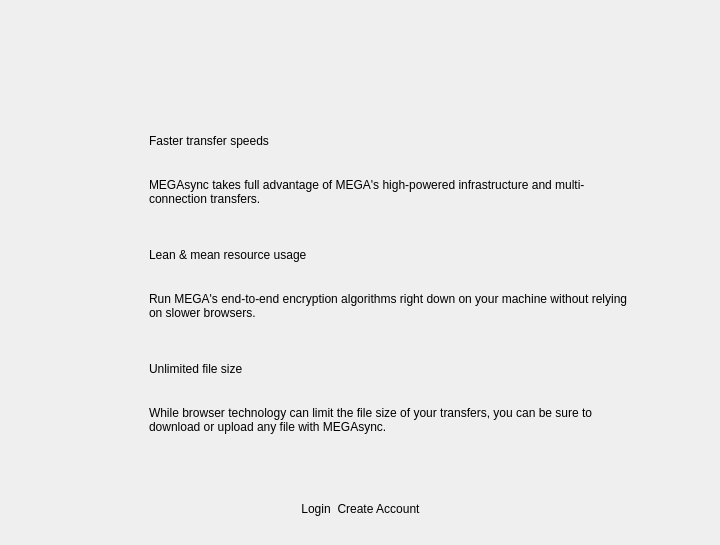
First picture: the form in src/MEGASync/gui/linux/InfoWizard.ui, repository meganz/MEGAsync, before the edit.
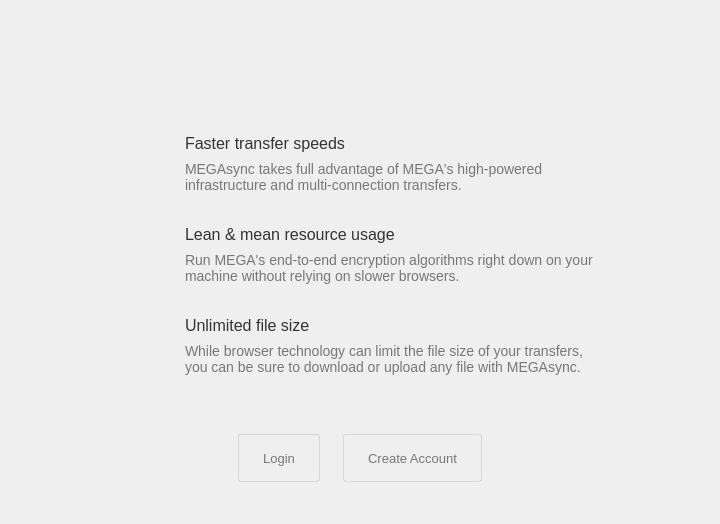
Second picture: the form after the edit. The open tabs and pages were chosen to show the change. Icons and pictures are not drawn.

Commit message: Fixed the compilation on Windows and Linux

Patch:
```diff
--- a/src/MEGASync/gui/linux/InfoWizard.ui
+++ b/src/MEGASync/gui/linux/InfoWizard.ui
@@ -7,110 +7,72 @@
     <x>0</x>
     <y>0</y>
     <width>720</width>
-    <height>545</height>
+    <height>524</height>
    </rect>
   </property>
   <property name="minimumSize">
    <size>
     <width>720</width>
-    <height>545</height>
+    <height>524</height>
    </size>
   </property>
   <property name="maximumSize">
    <size>
     <width>720</width>
-    <height>800</height>
+    <height>524</height>
    </size>
   </property>
   <property name="windowTitle">
-   <string>Dialog</string>
+   <string>You are not logged in</string>
+  </property>
+  <property name="autoFillBackground">
+   <bool>false</bool>
   </property>
   <property name="styleSheet">
    <string notr="true">QPushButton
 {
 	border: none;
-}</string>
+	background: transparent;
+}
+
+#bLogin, #bCreateAccount
+{
+  font-family: HelveticaNeue;
+  font-size: 13px;
+  padding-left: 24px;
+  padding-right: 24px;
+  color: #777777;
+  border-radius: 3px;
+  border: 1px solid;
+  border-color: rgba(0, 0, 0, 0.1);
+  background-color: #f2f2f2;
+}
+
+#lMegasync
+{
+  color: #d90007;
+}
+
+#lResUsage, #lTransferSpeed, #lUnlimitedSize
+{
+  font-family: HelveticaNeue;
+  font-size: 16px;
+  color: #333333;
+}
+
+#lResUsageDesc, #lTransferSpeedDesc, #lUnlimitedSizeDesc
+{
+  font-family: HelveticaNeue;
+  font-size: 14px;
+  color: #777777;
+}
+
+</string>
   </property>
-  <widget class="QWidget" name="wButtons" native="true">
-   <property name="geometry">
-    <rect>
-     <x>12</x>
-     <y>486</y>
-     <width>696</width>
-     <height>47</height>
-    </rect>
-   </property>
-   <layout class="QHBoxLayout" name="horizontalLayout">
-    <property name="leftMargin">
+  <layout class="QVBoxLayout" name="verticalLayout">
+   <property name="spacing">
      <number>0</number>
     </property>
-    <property name="rightMargin">
-     <number>0</number>
-    </property>
-    <item>
-     <spacer name="leftSpacer">
-      <property name="orientation">
-       <enum>Qt::Horizontal</enum>
-      </property>
-      <property name="sizeHint" stdset="0">
-       <size>
-        <width>270</width>
-        <height>20</height>
-       </size>
-      </property>
-     </spacer>
-    </item>
-    <item>
-     <widget class="QPushButton" name="bLogin">
-      <property name="text">
-       <string>Login</string>
-      </property>
-     </widget>
-    </item>
-    <item>
-     <widget class="QPushButton" name="bCreateAccount">
-      <property name="text">
-       <string>Create Account</string>
-      </property>
-     </widget>
-    </item>
-    <item>
-     <spacer name="rightSpacer">
-      <property name="orientation">
-       <enum>Qt::Horizontal</enum>
-      </property>
-      <property name="sizeHint" stdset="0">
-       <size>
-        <width>270</width>
-        <height>20</height>
-       </size>
-      </property>
-     </spacer>
-    </item>
-   </layout>
-  </widget>
-  <widget class="QWidget" name="widget" native="true">
-   <property name="geometry">
-    <rect>
-     <x>12</x>
-     <y>461</y>
-     <width>696</width>
-     <height>25</height>
-    </rect>
-   </property>
-   <property name="minimumSize">
-    <size>
-     <width>0</width>
-     <height>25</height>
-    </size>
-   </property>
-   <property name="maximumSize">
-    <size>
-     <width>16777215</width>
-     <height>25</height>
-    </size>
-   </property>
-   <layout class="QHBoxLayout" name="horizontalLayout_4">
     <property name="leftMargin">
      <number>0</number>
     </property>
@@ -121,123 +83,43 @@
      <number>0</number>
     </property>
     <property name="bottomMargin">
-     <number>0</number>
+    <number>12</number>
     </property>
     <item>
-     <spacer name="horizontalSpacer">
-      <property name="orientation">
-       <enum>Qt::Horizontal</enum>
-      </property>
-      <property name="sizeHint" stdset="0">
-       <size>
-        <width>313</width>
-        <height>10</height>
-       </size>
-      </property>
-     </spacer>
-    </item>
-    <item>
-     <widget class="QPushButton" name="bFirstBullet">
-      <property name="minimumSize">
-       <size>
-        <width>15</width>
-        <height>15</height>
-       </size>
-      </property>
-      <property name="maximumSize">
-       <size>
-        <width>15</width>
-        <height>15</height>
-       </size>
-      </property>
-      <property name="text">
-       <string/>
-      </property>
-      <property name="icon">
-       <iconset resource="Resources_linux.qrc">
-        <normaloff>:/images/empty_dot.png</normaloff>:/images/empty_dot.png</iconset>
-      </property>
-     </widget>
-    </item>
-    <item>
-     <widget class="QPushButton" name="bSecondBullet">
-      <property name="minimumSize">
-       <size>
-        <width>15</width>
-        <height>15</height>
-       </size>
-      </property>
-      <property name="maximumSize">
-       <size>
-        <width>15</width>
-        <height>15</height>
-       </size>
-      </property>
-      <property name="text">
-       <string/>
-      </property>
-      <property name="icon">
-       <iconset resource="Resources_linux.qrc">
-        <normaloff>:/images/empty_dot.png</normaloff>:/images/empty_dot.png</iconset>
-      </property>
-     </widget>
-    </item>
-    <item>
-     <widget class="QPushButton" name="bThirdBullet">
-      <property name="minimumSize">
-       <size>
-        <width>15</width>
-        <height>15</height>
-       </size>
-      </property>
-      <property name="maximumSize">
-       <size>
-        <width>15</width>
-        <height>15</height>
-       </size>
-      </property>
-      <property name="text">
-       <string/>
-      </property>
-      <property name="icon">
-       <iconset resource="Resources_linux.qrc">
-        <normaloff>:/images/empty_dot.png</normaloff>:/images/empty_dot.png</iconset>
-      </property>
-     </widget>
-    </item>
-    <item>
-     <spacer name="horizontalSpacer_2">
-      <property name="orientation">
-       <enum>Qt::Horizontal</enum>
-      </property>
-      <property name="sizeHint" stdset="0">
-       <size>
-        <width>312</width>
-        <height>10</height>
-       </size>
-      </property>
-     </spacer>
-    </item>
-   </layout>
-  </widget>
-  <widget class="QWidget" name="">
-   <property name="geometry">
-    <rect>
-     <x>12</x>
-     <y>9</y>
-     <width>696</width>
-     <height>442</height>
-    </rect>
+    <widget class="QWidget" name="wInfo" native="true">
+     <property name="styleSheet">
+      <string notr="true">background: transparent;</string>
    </property>
    <layout class="QHBoxLayout" name="horizontalLayout_2">
+      <property name="spacing">
+       <number>35</number>
+      </property>
+      <property name="topMargin">
+       <number>0</number>
+      </property>
+      <property name="bottomMargin">
+       <number>0</number>
+      </property>
+      <item>
+       <widget class="QWidget" name="wLeftArrow" native="true">
+        <layout class="QHBoxLayout" name="horizontalLayout_11">
+         <property name="spacing">
+          <number>0</number>
+         </property>
     <property name="leftMargin">
-     <number>10</number>
+          <number>20</number>
+         </property>
+         <property name="topMargin">
+          <number>85</number>
     </property>
     <property name="rightMargin">
-     <number>10</number>
+          <number>0</number>
+         </property>
+         <property name="bottomMargin">
+          <number>0</number>
     </property>
     <item>
-     <widget class="QPushButton" name="leftArrow">
+          <widget class="QPushButton" name="bLeftArrow">
       <property name="minimumSize">
        <size>
         <width>48</width>
@@ -250,11 +132,15 @@
         <height>48</height>
        </size>
       </property>
+           <property name="styleSheet">
+            <string notr="true">border: none;
+background: transparent;</string>
+           </property>
       <property name="text">
        <string/>
       </property>
       <property name="icon">
-       <iconset resource="Resources_linux.qrc">
+            <iconset resource="../Resources_macx.qrc">
         <normaloff>:/images/left_arrow.png</normaloff>:/images/left_arrow.png</iconset>
       </property>
       <property name="iconSize">
@@ -265,8 +151,14 @@
       </property>
      </widget>
     </item>
+        </layout>
+       </widget>
+      </item>
     <item>
      <widget class="QStackedWidget" name="sPages">
+        <property name="styleSheet">
+         <string notr="true">background: transparent;</string>
+        </property>
       <property name="currentIndex">
        <number>0</number>
       </property>
@@ -321,7 +213,7 @@
             <number>0</number>
            </property>
            <item>
-            <widget class="QLabel" name="label">
+              <widget class="QLabel" name="lMegasync">
              <property name="sizePolicy">
               <sizepolicy hsizetype="Preferred" vsizetype="Preferred">
                <horstretch>0</horstretch>
@@ -334,7 +226,7 @@
             </widget>
            </item>
            <item>
-            <widget class="QLabel" name="label_2">
+              <widget class="QLabel" name="lMegasyncDesc">
              <property name="sizePolicy">
               <sizepolicy hsizetype="Expanding" vsizetype="Preferred">
                <horstretch>0</horstretch>
@@ -354,6 +246,9 @@
         </item>
         <item>
          <widget class="QWidget" name="wBody" native="true">
+            <property name="styleSheet">
+             <string notr="true"/>
+            </property>
           <layout class="QHBoxLayout" name="horizontalLayout_9">
            <property name="spacing">
             <number>0</number>
@@ -362,7 +257,7 @@
             <number>0</number>
            </property>
            <property name="topMargin">
-            <number>62</number>
+              <number>49</number>
            </property>
            <property name="rightMargin">
             <number>0</number>
@@ -384,11 +279,15 @@
                <height>322</height>
               </size>
              </property>
+               <property name="styleSheet">
+                <string notr="true">border: none;
+background: transparent;</string>
+               </property>
              <property name="text">
               <string/>
              </property>
              <property name="icon">
-              <iconset resource="Resources_linux.qrc">
+                <iconset resource="../Resources_macx.qrc">
                <normaloff>:/images/megasync_info_dialog.png</normaloff>:/images/megasync_info_dialog.png</iconset>
              </property>
              <property name="iconSize">
@@ -414,7 +313,7 @@
           <height>91</height>
          </rect>
         </property>
-        <widget class="QLabel" name="label_3">
+          <widget class="QLabel" name="lFlexibleDesc">
          <property name="geometry">
           <rect>
            <x>30</x>
@@ -440,7 +339,7 @@
           <height>341</height>
          </rect>
         </property>
-        <widget class="QLabel" name="label_4">
+          <widget class="QLabel" name="lAdvantagesDesc">
          <property name="geometry">
           <rect>
            <x>290</x>
@@ -507,11 +406,15 @@
               <height>271</height>
              </size>
             </property>
+              <property name="styleSheet">
+               <string notr="true">border: none;
+background: transparent;</string>
+              </property>
             <property name="text">
              <string/>
             </property>
             <property name="icon">
-             <iconset resource="Resources_macx.qrc">
+               <iconset resource="../Resources_macx.qrc">
               <normaloff>:/images/mac_sync.png</normaloff>:/images/mac_sync.png</iconset>
             </property>
             <property name="iconSize">
@@ -545,11 +448,15 @@
            <height>48</height>
           </size>
          </property>
+           <property name="styleSheet">
+            <string notr="true">border: none;
+background: transparent;</string>
+           </property>
          <property name="text">
           <string/>
          </property>
          <property name="icon">
-          <iconset resource="Resources_macx.qrc">
+            <iconset resource="../Resources_macx.qrc">
            <normaloff>:/images/arrow_mac_sync.png</normaloff>:/images/arrow_mac_sync.png</iconset>
          </property>
          <property name="iconSize">
@@ -599,19 +506,21 @@
            </size>
           </property>
           <layout class="QHBoxLayout" name="horizontalLayout_8">
-           <item>
-            <spacer name="horizontalSpacer_3">
-             <property name="orientation">
-              <enum>Qt::Horizontal</enum>
+             <property name="spacing">
+              <number>0</number>
              </property>
-             <property name="sizeHint" stdset="0">
-              <size>
-               <width>137</width>
-               <height>20</height>
-              </size>
+             <property name="leftMargin">
+              <number>75</number>
              </property>
-            </spacer>
-           </item>
+             <property name="topMargin">
+              <number>0</number>
+             </property>
+             <property name="rightMargin">
+              <number>0</number>
+             </property>
+             <property name="bottomMargin">
+              <number>0</number>
+             </property>
            <item>
             <widget class="QPushButton" name="bMegaLogo">
              <property name="minimumSize">
@@ -626,11 +535,15 @@
                <height>66</height>
               </size>
              </property>
+               <property name="styleSheet">
+                <string notr="true">border: none;
+background: transparent;</string>
+               </property>
              <property name="text">
               <string/>
              </property>
              <property name="icon">
-              <iconset resource="Resources_linux.qrc">
+                <iconset resource="../Resources_macx.qrc">
                <normaloff>:/images/mega_logo_wizard.png</normaloff>:/images/mega_logo_wizard.png</iconset>
              </property>
              <property name="iconSize">
@@ -642,13 +555,13 @@
             </widget>
            </item>
            <item>
-            <spacer name="horizontalSpacer_4">
+              <spacer name="horizontalSpacer_3">
              <property name="orientation">
               <enum>Qt::Horizontal</enum>
              </property>
              <property name="sizeHint" stdset="0">
               <size>
-               <width>137</width>
+                 <width>180</width>
                <height>20</height>
               </size>
              </property>
@@ -667,16 +580,22 @@
             <number>0</number>
            </property>
            <property name="topMargin">
-            <number>0</number>
+              <number>10</number>
            </property>
            <property name="rightMargin">
             <number>0</number>
            </property>
            <property name="bottomMargin">
-            <number>0</number>
+              <number>10</number>
            </property>
            <item>
-            <widget class="QWidget" name="widget_3" native="true">
+              <widget class="QWidget" name="wSpeedMeter" native="true">
+               <property name="sizePolicy">
+                <sizepolicy hsizetype="Preferred" vsizetype="Fixed">
+                 <horstretch>0</horstretch>
+                 <verstretch>0</verstretch>
+                </sizepolicy>
+               </property>
              <layout class="QHBoxLayout" name="horizontalLayout_5">
               <property name="spacing">
                <number>0</number>
@@ -707,11 +626,15 @@
                   <height>64</height>
                  </size>
                 </property>
+                  <property name="styleSheet">
+                   <string notr="true">border: none;
+background: transparent;</string>
+                  </property>
                 <property name="text">
                  <string/>
                 </property>
                 <property name="icon">
-                 <iconset resource="Resources_linux.qrc">
+                   <iconset resource="../Resources_macx.qrc">
                   <normaloff>:/images/speed_meter.png</normaloff>:/images/speed_meter.png</iconset>
                 </property>
                 <property name="iconSize">
@@ -723,23 +646,41 @@
                </widget>
               </item>
               <item>
-               <widget class="QWidget" name="widget_6" native="true">
+                 <widget class="QWidget" name="wSpeedMeterLabels" native="true">
                 <layout class="QVBoxLayout" name="verticalLayout_3">
+                   <property name="spacing">
+                    <number>0</number>
+                   </property>
+                   <property name="bottomMargin">
+                    <number>0</number>
+                   </property>
                  <item>
-                  <widget class="QLabel" name="label_5">
+                    <widget class="QLabel" name="lTransferSpeed">
                    <property name="sizePolicy">
                     <sizepolicy hsizetype="Preferred" vsizetype="Minimum">
                      <horstretch>0</horstretch>
                      <verstretch>0</verstretch>
                     </sizepolicy>
                    </property>
+                     <property name="minimumSize">
+                      <size>
+                       <width>0</width>
+                       <height>20</height>
+                      </size>
+                     </property>
+                     <property name="maximumSize">
+                      <size>
+                       <width>16777215</width>
+                       <height>20</height>
+                      </size>
+                     </property>
                    <property name="text">
                     <string>Faster transfer speeds</string>
                    </property>
                   </widget>
                  </item>
                  <item>
-                  <widget class="QLabel" name="label_6">
+                    <widget class="QLabel" name="lTransferSpeedDesc">
                    <property name="text">
                     <string>MEGAsync takes full advantage of MEGA's high-powered infrastructure and multi-connection transfers.</string>
                    </property>
@@ -755,7 +696,13 @@
             </widget>
            </item>
            <item>
-            <widget class="QWidget" name="widget_4" native="true">
+              <widget class="QWidget" name="wResUsage" native="true">
+               <property name="sizePolicy">
+                <sizepolicy hsizetype="Preferred" vsizetype="Fixed">
+                 <horstretch>0</horstretch>
+                 <verstretch>0</verstretch>
+                </sizepolicy>
+               </property>
              <layout class="QHBoxLayout" name="horizontalLayout_6">
               <property name="spacing">
                <number>0</number>
@@ -786,11 +733,15 @@
                   <height>64</height>
                  </size>
                 </property>
+                  <property name="styleSheet">
+                   <string notr="true">border: none;
+background: transparent;</string>
+                  </property>
                 <property name="text">
                  <string/>
                 </property>
                 <property name="icon">
-                 <iconset resource="Resources_linux.qrc">
+                   <iconset resource="../Resources_macx.qrc">
                   <normaloff>:/images/resource_thunder.png</normaloff>:/images/resource_thunder.png</iconset>
                 </property>
                 <property name="iconSize">
@@ -802,17 +753,38 @@
                </widget>
               </item>
               <item>
-               <widget class="QWidget" name="widget_7" native="true">
+                 <widget class="QWidget" name="wResUsageLabels" native="true">
                 <layout class="QVBoxLayout" name="verticalLayout_4">
+                   <property name="spacing">
+                    <number>0</number>
+                   </property>
+                   <property name="rightMargin">
+                    <number>12</number>
+                   </property>
+                   <property name="bottomMargin">
+                    <number>0</number>
+                   </property>
                  <item>
-                  <widget class="QLabel" name="label_7">
+                    <widget class="QLabel" name="lResUsage">
+                     <property name="minimumSize">
+                      <size>
+                       <width>0</width>
+                       <height>20</height>
+                      </size>
+                     </property>
+                     <property name="maximumSize">
+                      <size>
+                       <width>16777215</width>
+                       <height>20</height>
+                      </size>
+                     </property>
                    <property name="text">
                     <string>Lean &amp; mean resource usage</string>
                    </property>
                   </widget>
                  </item>
                  <item>
-                  <widget class="QLabel" name="label_8">
+                    <widget class="QLabel" name="lResUsageDesc">
                    <property name="text">
                     <string>Run MEGA's end-to-end encryption algorithms right down on your machine without relying on slower browsers.</string>
                    </property>
@@ -828,7 +800,13 @@
             </widget>
            </item>
            <item>
-            <widget class="QWidget" name="widget_5" native="true">
+              <widget class="QWidget" name="wUnlimitedSize" native="true">
+               <property name="sizePolicy">
+                <sizepolicy hsizetype="Preferred" vsizetype="Fixed">
+                 <horstretch>0</horstretch>
+                 <verstretch>0</verstretch>
+                </sizepolicy>
+               </property>
              <layout class="QHBoxLayout" name="horizontalLayout_7">
               <property name="spacing">
                <number>0</number>
@@ -859,11 +837,15 @@
                   <height>64</height>
                  </size>
                 </property>
+                  <property name="styleSheet">
+                   <string notr="true">border: none;
+background: transparent;</string>
+                  </property>
                 <property name="text">
                  <string/>
                 </property>
                 <property name="icon">
-                 <iconset resource="Resources_linux.qrc">
+                   <iconset resource="../Resources_macx.qrc">
                   <normaloff>:/images/unlimited_file_size.png</normaloff>:/images/unlimited_file_size.png</iconset>
                 </property>
                 <property name="iconSize">
@@ -875,17 +857,41 @@
                </widget>
               </item>
               <item>
-               <widget class="QWidget" name="widget_8" native="true">
+                 <widget class="QWidget" name="wUnlimitedSizeLabels" native="true">
                 <layout class="QVBoxLayout" name="verticalLayout_5">
+                   <property name="spacing">
+                    <number>0</number>
+                   </property>
+                   <property name="bottomMargin">
+                    <number>0</number>
+                   </property>
                  <item>
-                  <widget class="QLabel" name="label_9">
+                    <widget class="QLabel" name="lUnlimitedSize">
+                     <property name="minimumSize">
+                      <size>
+                       <width>0</width>
+                       <height>20</height>
+                      </size>
+                     </property>
+                     <property name="maximumSize">
+                      <size>
+                       <width>16777215</width>
+                       <height>20</height>
+                      </size>
+                     </property>
                    <property name="text">
                     <string>Unlimited file size</string>
                    </property>
                   </widget>
                  </item>
                  <item>
-                  <widget class="QLabel" name="label_10">
+                    <widget class="QLabel" name="lUnlimitedSizeDesc">
+                     <property name="sizePolicy">
+                      <sizepolicy hsizetype="Preferred" vsizetype="Preferred">
+                       <horstretch>0</horstretch>
+                       <verstretch>0</verstretch>
+                      </sizepolicy>
+                     </property>
                    <property name="text">
                     <string>While browser technology can limit the file size of your transfers, you can be sure to download or upload any file with MEGAsync.</string>
                    </property>
@@ -908,7 +914,25 @@
      </widget>
     </item>
     <item>
-     <widget class="QPushButton" name="rightArrow">
+       <widget class="QWidget" name="wRightArrow" native="true">
+        <layout class="QHBoxLayout" name="horizontalLayout_12">
+         <property name="spacing">
+          <number>0</number>
+         </property>
+         <property name="leftMargin">
+          <number>0</number>
+         </property>
+         <property name="topMargin">
+          <number>85</number>
+         </property>
+         <property name="rightMargin">
+          <number>20</number>
+         </property>
+         <property name="bottomMargin">
+          <number>0</number>
+         </property>
+         <item>
+          <widget class="QPushButton" name="bRightArrow">
       <property name="minimumSize">
        <size>
         <width>48</width>
@@ -921,11 +945,15 @@
         <height>48</height>
        </size>
       </property>
+           <property name="styleSheet">
+            <string notr="true">border: none;
+background: transparent;</string>
+           </property>
       <property name="text">
        <string/>
       </property>
       <property name="icon">
-       <iconset resource="Resources_linux.qrc">
+            <iconset resource="../Resources_macx.qrc">
         <normaloff>:/images/right_arrow.png</normaloff>:/images/right_arrow.png</iconset>
       </property>
       <property name="iconSize">
@@ -938,6 +966,254 @@
     </item>
    </layout>
   </widget>
+      </item>
+     </layout>
+    </widget>
+   </item>
+   <item>
+    <widget class="QWidget" name="wDots" native="true">
+     <property name="minimumSize">
+      <size>
+       <width>0</width>
+       <height>25</height>
+      </size>
+     </property>
+     <property name="maximumSize">
+      <size>
+       <width>16777215</width>
+       <height>25</height>
+      </size>
+     </property>
+     <property name="styleSheet">
+      <string notr="true">background: transparent;</string>
+     </property>
+     <layout class="QHBoxLayout" name="horizontalLayout_4">
+      <property name="spacing">
+       <number>10</number>
+      </property>
+      <property name="leftMargin">
+       <number>0</number>
+      </property>
+      <property name="topMargin">
+       <number>0</number>
+      </property>
+      <property name="rightMargin">
+       <number>0</number>
+      </property>
+      <property name="bottomMargin">
+       <number>16</number>
+      </property>
+      <item>
+       <spacer name="horizontalSpacer">
+        <property name="orientation">
+         <enum>Qt::Horizontal</enum>
+        </property>
+        <property name="sizeHint" stdset="0">
+         <size>
+          <width>313</width>
+          <height>10</height>
+         </size>
+        </property>
+       </spacer>
+      </item>
+      <item>
+       <widget class="QPushButton" name="bFirstBullet">
+        <property name="minimumSize">
+         <size>
+          <width>16</width>
+          <height>16</height>
+         </size>
+        </property>
+        <property name="maximumSize">
+         <size>
+          <width>16</width>
+          <height>16</height>
+         </size>
+        </property>
+        <property name="styleSheet">
+         <string notr="true">border: none;
+background: transparent;</string>
+        </property>
+        <property name="text">
+         <string/>
+        </property>
+        <property name="icon">
+         <iconset resource="../Resources_macx.qrc">
+          <normaloff>:/images/empty_dot.png</normaloff>:/images/empty_dot.png</iconset>
+        </property>
+       </widget>
+      </item>
+      <item>
+       <widget class="QPushButton" name="bSecondBullet">
+        <property name="minimumSize">
+         <size>
+          <width>16</width>
+          <height>16</height>
+         </size>
+        </property>
+        <property name="maximumSize">
+         <size>
+          <width>16</width>
+          <height>16</height>
+         </size>
+        </property>
+        <property name="styleSheet">
+         <string notr="true">border: none;
+background: transparent;</string>
+        </property>
+        <property name="text">
+         <string/>
+        </property>
+        <property name="icon">
+         <iconset resource="../Resources_macx.qrc">
+          <normaloff>:/images/empty_dot.png</normaloff>:/images/empty_dot.png</iconset>
+        </property>
+       </widget>
+      </item>
+      <item>
+       <widget class="QPushButton" name="bThirdBullet">
+        <property name="minimumSize">
+         <size>
+          <width>16</width>
+          <height>16</height>
+         </size>
+        </property>
+        <property name="maximumSize">
+         <size>
+          <width>16</width>
+          <height>16</height>
+         </size>
+        </property>
+        <property name="styleSheet">
+         <string notr="true">border: none;
+background: transparent;</string>
+        </property>
+        <property name="text">
+         <string/>
+        </property>
+        <property name="icon">
+         <iconset resource="../Resources_macx.qrc">
+          <normaloff>:/images/empty_dot.png</normaloff>:/images/empty_dot.png</iconset>
+        </property>
+       </widget>
+      </item>
+      <item>
+       <spacer name="horizontalSpacer_2">
+        <property name="orientation">
+         <enum>Qt::Horizontal</enum>
+        </property>
+        <property name="sizeHint" stdset="0">
+         <size>
+          <width>312</width>
+          <height>10</height>
+         </size>
+        </property>
+       </spacer>
+      </item>
+     </layout>
+    </widget>
+   </item>
+   <item>
+    <widget class="QWidget" name="wButtons" native="true">
+     <property name="styleSheet">
+      <string notr="true">background: transparent;</string>
+     </property>
+     <layout class="QHBoxLayout" name="horizontalLayout">
+      <property name="spacing">
+       <number>23</number>
+      </property>
+      <property name="leftMargin">
+       <number>0</number>
+      </property>
+      <property name="topMargin">
+       <number>0</number>
+      </property>
+      <property name="rightMargin">
+       <number>0</number>
+      </property>
+      <property name="bottomMargin">
+       <number>30</number>
+      </property>
+      <item>
+       <spacer name="leftSpacer">
+        <property name="orientation">
+         <enum>Qt::Horizontal</enum>
+        </property>
+        <property name="sizeHint" stdset="0">
+         <size>
+          <width>270</width>
+          <height>20</height>
+         </size>
+        </property>
+       </spacer>
+      </item>
+      <item>
+       <widget class="QPushButton" name="bLogin">
+        <property name="minimumSize">
+         <size>
+          <width>0</width>
+          <height>48</height>
+         </size>
+        </property>
+        <property name="maximumSize">
+         <size>
+          <width>16777215</width>
+          <height>48</height>
+         </size>
+        </property>
+        <property name="styleSheet">
+         <string notr="true"/>
+        </property>
+        <property name="text">
+         <string>Login</string>
+        </property>
+       </widget>
+      </item>
+      <item>
+       <widget class="QPushButton" name="bCreateAccount">
+        <property name="sizePolicy">
+         <sizepolicy hsizetype="MinimumExpanding" vsizetype="Fixed">
+          <horstretch>0</horstretch>
+          <verstretch>0</verstretch>
+         </sizepolicy>
+        </property>
+        <property name="minimumSize">
+         <size>
+          <width>0</width>
+          <height>48</height>
+         </size>
+        </property>
+        <property name="maximumSize">
+         <size>
+          <width>16777215</width>
+          <height>48</height>
+         </size>
+        </property>
+        <property name="styleSheet">
+         <string notr="true"/>
+        </property>
+        <property name="text">
+         <string>Create Account</string>
+        </property>
+       </widget>
+      </item>
+      <item>
+       <spacer name="rightSpacer">
+        <property name="orientation">
+         <enum>Qt::Horizontal</enum>
+        </property>
+        <property name="sizeHint" stdset="0">
+         <size>
+          <width>270</width>
+          <height>20</height>
+         </size>
+        </property>
+       </spacer>
+      </item>
+     </layout>
+    </widget>
+   </item>
+  </layout>
  </widget>
  <resources>
   <include location="Resources_linux.qrc"/>
```
Left out of the diff: 3 changed lines with no effect on the pictures. Lines whose indentation alone changed are shown as unchanged. The commit also changes 1 other file.
